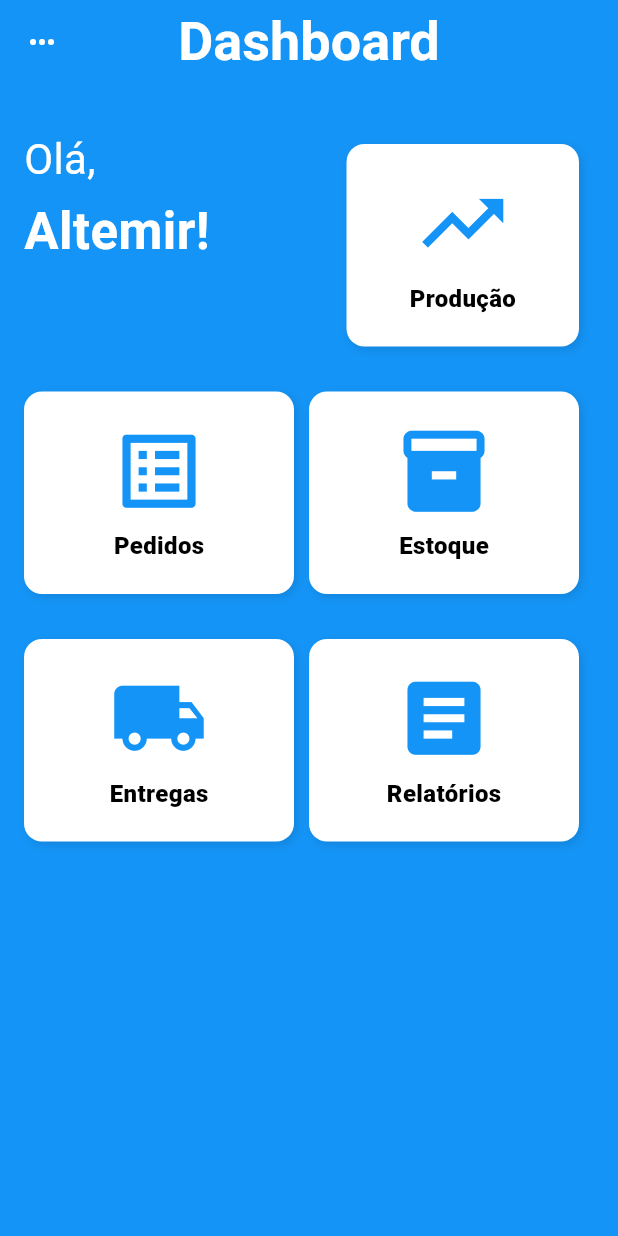
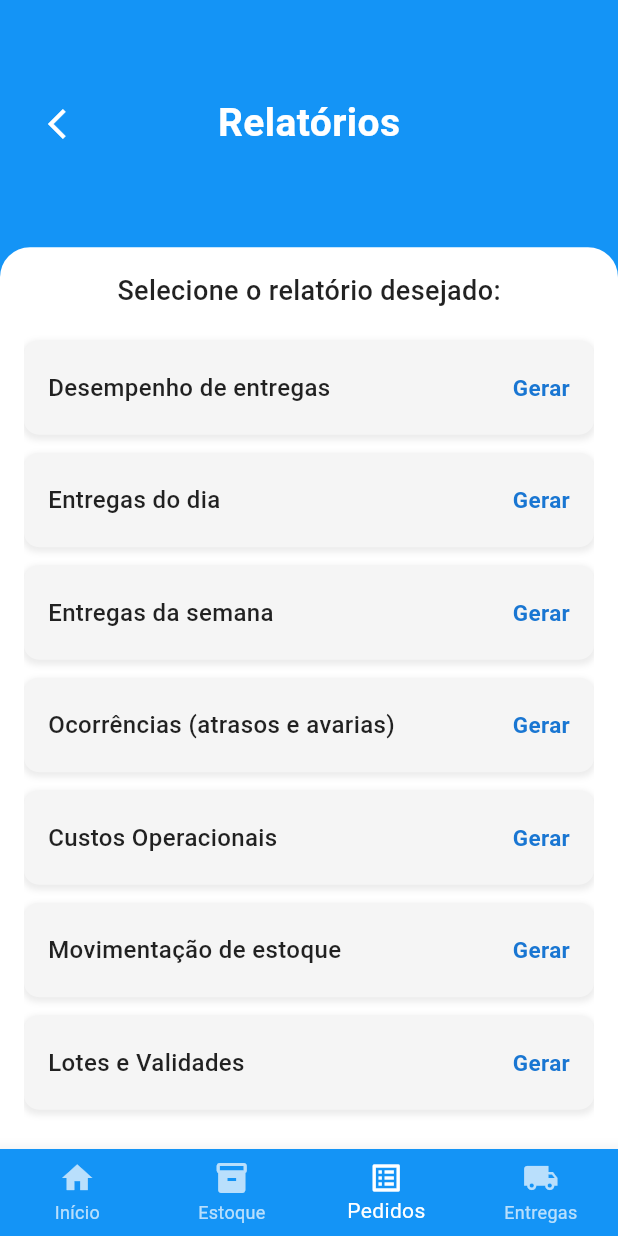
Before and after one commit to rafaelsants1/bmpescados_app, a Flutter app: the HomePage screen opened directly, after a tap on "Relatórios", on a phone screen of 412 x 824 dp. Run offline on Flutter 3.47's test engine with Material 3 defaults, Android fonts, the phone set to English and light mode, and no system bars.

Commit message:
feat: Implementa página de Relatórios e corrige navegação de 'voltar'

```diff
--- a/lib/pages/dashboard_page.dart
+++ b/lib/pages/dashboard_page.dart
@@ -2,6 +2,7 @@ import 'package:bmpescados_app/pages/incluir_itens_page.dart';
 import 'package:bmpescados_app/pages/login_page.dart';
 import 'package:flutter/cupertino.dart';
 import 'package:bmpescados_app/pages/retirada_page.dart';
+import 'package:bmpescados_app/pages/relatorios_page.dart';
 import 'package:flutter/material.dart';
 import '../widgets/dashboard_button.dart';
 
@@ -193,7 +194,10 @@ class _HomePageState extends State<HomePage> {
                         icon: Icons.article,
                         label: 'Relatórios',
                         onTap: (){
-                          // Ação ao clicar
+                          Navigator.pushReplacement(
+                            context,
+                            CupertinoPageRoute(builder: (context) => const RelatoriosPage())
+                          );
                         },
                       ),
                     ),
--- /dev/null
+++ b/lib/pages/relatorios_page.dart
@@ -0,0 +1,183 @@
+import 'package:flutter/material.dart';
+import 'package:flutter/cupertino.dart';
+import 'package:bmpescados_app/pages/dashboard_page.dart';
+import 'package:bmpescados_app/widgets/bottom_nav.dart';
+
+class RelatoriosPage extends StatefulWidget {
+  const RelatoriosPage({super.key});
+
+  @override
+  State<RelatoriosPage> createState() => _RelatoriosPageState();
+}
+
+class _RelatoriosPageState extends State<RelatoriosPage> {
+  int _selectedIndex = 2;
+
+  final List<String> _reportTitles = [
+    'Desempenho de entregas',
+    'Entregas do dia',
+    'Entregas da semana',
+    'Ocorrências (atrasos e avarias)',
+    'Custos Operacionais',
+    'Movimentação de estoque',
+    'Lotes e Validades',
+  ];
+
+  void _onItemTapped(int index) {
+    setState(() {
+      _selectedIndex = index;
+    });
+  }
+
+  @override
+  Widget build(BuildContext context) {
+    return Scaffold(
+      backgroundColor: const Color(0xFF1494F6),
+
+      body: Column(
+        children: [
+          SizedBox(
+            height: MediaQuery.of(context).size.height * 0.2,
+            width: double.infinity,
+            child: Stack(
+              alignment: Alignment.center,
+              children: [
+                const Text(
+                  'Relatórios',
+                  style: TextStyle(
+                    fontSize: 26,
+                    color: Colors.white,
+                    fontWeight: FontWeight.bold,
+                  ),
+                ),
+                Align(
+                  alignment: Alignment.centerLeft,
+                  child: IconButton(
+                    padding: const EdgeInsets.only(left: 32),
+                    icon: const Icon(
+                      Icons.arrow_back_ios,
+                      color: Colors.white,
+                    ),
+                    onPressed: () {
+                      _onItemTapped(0);
+                      Navigator.pushReplacement(
+                        context,
+                        CupertinoPageRoute(builder: (context) => const HomePage())
+                        );
+                    },
+                  ),
+                ),
+              ],
+            ),
+          ),
+
+          Expanded(
+            child: Container(
+              width: double.infinity,
+              padding: const EdgeInsets.all(16),
+              decoration: const BoxDecoration(
+                color: Colors.white,
+                borderRadius: BorderRadius.vertical(top: Radius.circular(20)),
+              ),
+              // ScrollView para garantir que a lista não estoure
+              child: SingleChildScrollView(
+                child: Column(
+                  crossAxisAlignment: CrossAxisAlignment.center,
+                  children: [
+                    const Text(
+                      'Selecione o relatório desejado:',
+                      style: TextStyle(
+                        fontSize: 18,
+                        fontWeight: FontWeight.w500,
+                        color: Colors.black87,
+                      ),
+                    ),
+                    const SizedBox(height: 20),
+                    Column(
+                      children: _reportTitles.map((title) {
+                        return _ReportListItem(
+                          title: title,
+                          onTap: () {
+                            // Ação ao clicar em "Gerar" (por enquanto, vazio)
+                            debugPrint('Gerar relatório: $title');
+                          },
+                        );
+                      }).toList(),
+                    ),
+                  ],
+                ),
+              ),
+            ),
+          ),
+        ],
+      ),
+
+      bottomNavigationBar: CustomBottomNav(
+        currentIndex: _selectedIndex,
+        onItemTapped: _onItemTapped,
+      ),
+    );
+  }
+}
+
+class _ReportListItem extends StatelessWidget {
+  final String title;
+  final VoidCallback onTap;
+
+  const _ReportListItem({
+    required this.title,
+    required this.onTap,
+  });
+
+  @override
+  Widget build(BuildContext context) {
+    return Padding(
+      padding: const EdgeInsets.only(bottom: 12.0),
+      child: InkWell(
+        onTap: onTap,
+        borderRadius: BorderRadius.circular(10),
+        child: Container(
+          padding: const EdgeInsets.symmetric(horizontal: 16, vertical: 20),
+          decoration: BoxDecoration(
+            color: Colors.grey[100],
+            borderRadius: BorderRadius.circular(10),
+            boxShadow: [
+              BoxShadow(
+                color: Colors.grey.withOpacity(0.2),
+                spreadRadius: 1,
+                blurRadius: 3,
+                offset: const Offset(0, 2),
+              ),
+            ],
+          ),
+          child: Row(
+            mainAxisAlignment: MainAxisAlignment.spaceBetween,
+            children: [
+              Text(
+                title,
+                style: const TextStyle(
+                  fontSize: 16,
+                  fontWeight: FontWeight.w500,
+                  color: Colors.black87,
+                ),
+              ),
+
+              Row(
+                children: [
+                  Text(
+                    'Gerar',
+                    style: TextStyle(
+                      color: Colors.blue[700],
+                      fontWeight: FontWeight.bold,
+                      fontSize: 15,
+                    ),
+                  ),
+                ],
+              ),
+            ],
+          ),
+        ),
+      ),
+    );
+  }
+}
--- a/lib/widgets/bottom_nav.dart
+++ b/lib/widgets/bottom_nav.dart
@@ -1,5 +1,6 @@
 import 'package:bmpescados_app/pages/dashboard_page.dart';
 import 'package:bmpescados_app/pages/retirada_page.dart';
+import 'package:bmpescados_app/pages/relatorios_page.dart';
 import 'package:flutter/material.dart';
 import 'package:flutter/cupertino.dart';
 
```
